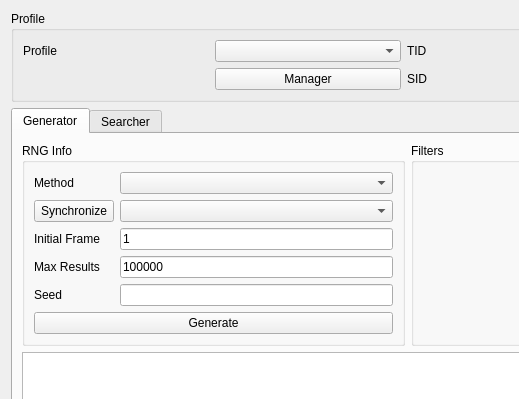
First picture: the form in Forms/Gen4/Stationary4.ui, repository Admiral-Fish/PokeFinder, before the edit; both pictures show x 0 to 519 and y 0 to 399 of the 1200 by 700 pixel window.
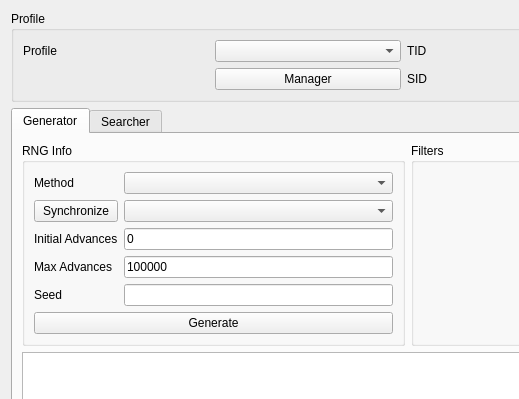
Second picture: the form after the edit. Custom widgets are drawn as their Qt base class.

Commit message: Rename frame to advance, and start from advance 0 (closes #108) (#113)

```diff
--- a/Forms/Gen4/Stationary4.ui
+++ b/Forms/Gen4/Stationary4.ui
@@ -120,7 +120,7 @@
              <string/>
             </property>
             <property name="text">
-             <string notr="true">1</string>
+             <string notr="true">0</string>
             </property>
             <property name="maxLength">
              <number>10</number>
@@ -137,14 +137,14 @@
           <item row="3" column="0">
            <widget class="QLabel" name="labelGeneratorMaxResults">
             <property name="text">
-             <string>Max Results</string>
+             <string>Max Advances</string>
             </property>
            </widget>
           </item>
           <item row="2" column="0">
            <widget class="QLabel" name="labelGeneratorInitialFrame">
             <property name="text">
-             <string>Initial Frame</string>
+             <string>Initial Advances</string>
             </property>
            </widget>
           </item>
```
Left out of the diff: 30 changed lines with no effect on the pictures. The commit also changes 271 other files.
